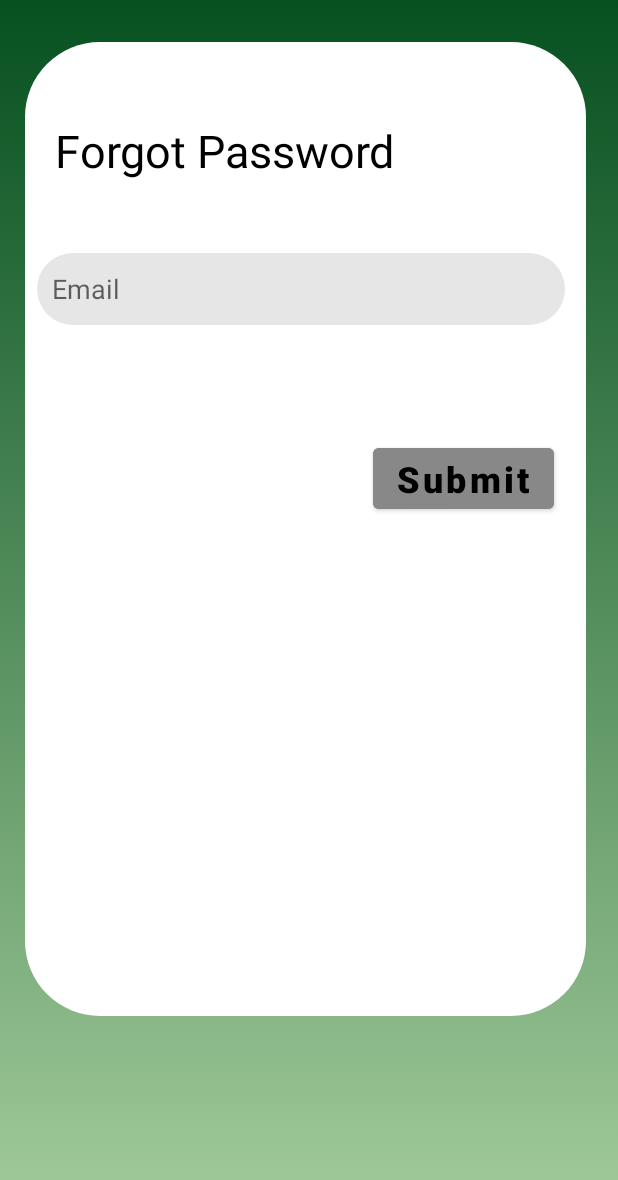
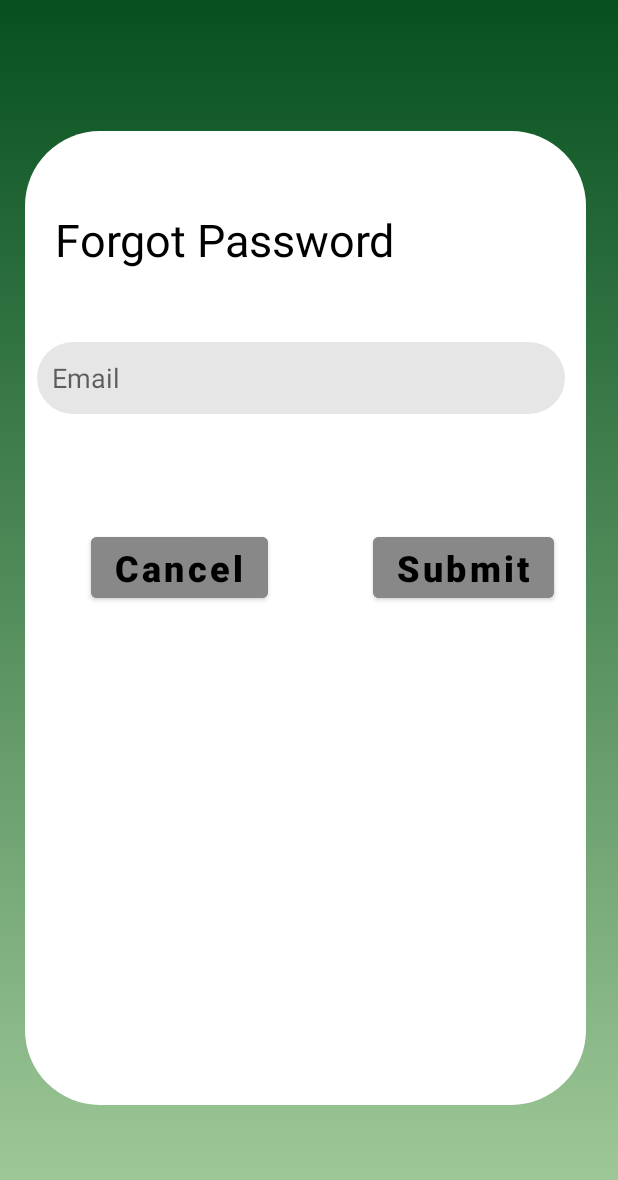
Before and after one commit to TeaPlucking/leaftrace, an Android app: the forgotPasswordActivity screen opened directly, with no data from a screen before it, on a phone screen of 412 x 824 dp. Shown: the top 1180 px of the screen. Run offline under Robolectric (Android 15) with nearby library versions, the phone set to English and light mode, and no system bars; our stand-ins replace Firebase (no records; nobody signed in at launch, a user with empty details on screens opened directly); Roboto replaces fonts that are not available here.

Commit message:
Reset password
set the the reset link to go to the email

```diff
--- a/app/src/main/AndroidManifest.xml
+++ b/app/src/main/AndroidManifest.xml
@@ -1,6 +1,7 @@
 <?xml version="1.0" encoding="utf-8"?>
 <manifest xmlns:android="http://schemas.android.com/apk/res/android"
     xmlns:tools="http://schemas.android.com/tools">
+    <uses-permission android:name="android.permission.INTERNET"/>
 
     <application
         android:allowBackup="true"
--- a/app/src/main/java/com/datapirates/leaftrace/forgotPasswordActivity.java
+++ b/app/src/main/java/com/datapirates/leaftrace/forgotPasswordActivity.java
@@ -1,23 +1,77 @@
 package com.datapirates.leaftrace;
 
+import androidx.annotation.NonNull;
 import androidx.appcompat.app.AppCompatActivity;
 
 import android.annotation.SuppressLint;
 import android.content.Intent;
 import android.os.Bundle;
+import android.text.TextUtils;
 import android.view.View;
+import android.widget.Button;
+import android.widget.EditText;
 import android.widget.ImageView;
+import android.widget.Toast;
+
+import com.google.android.gms.tasks.OnCompleteListener;
+import com.google.android.gms.tasks.Task;
+import com.google.firebase.Firebase;
+import com.google.firebase.auth.FirebaseAuth;
 
 public class forgotPasswordActivity extends AppCompatActivity {
 
+    EditText reset;
+    Button cancel, submit;
 
-    @SuppressLint("MissingInflatedId")
+
     @Override
     protected void onCreate(Bundle savedInstanceState) {
         super.onCreate(savedInstanceState);
         setContentView(R.layout.activity_forgot_password);
 
+        reset = findViewById(R.id.resetemail_input);
+        cancel = findViewById(R.id.cancelbtn);
+        submit = findViewById(R.id.submitbtn);
 
+        FirebaseAuth auth = FirebaseAuth.getInstance();
+
+        cancel.setOnClickListener(new View.OnClickListener() {
+            @Override
+            public void onClick(View v) {
+                login();
+            }
+        });
+
+        submit.setOnClickListener(new View.OnClickListener() {
+            @Override
+            public void onClick(View v) {
+
+                String email = reset.getText().toString();
+
+                if (TextUtils.isEmpty(email)) {
+                    Toast.makeText(getApplication(), "Enter your registered email id", Toast.LENGTH_SHORT).show();
+                    return;
+                }
+
+                auth.sendPasswordResetEmail(email).addOnCompleteListener(new OnCompleteListener<Void>() {
+                    @Override
+                    public void onComplete(@NonNull Task<Void> task) {
+                        if (task.isSuccessful()){
+                            Toast.makeText(forgotPasswordActivity.this, "Registration link send sucessfully. Check your email ", Toast.LENGTH_SHORT).show();
+                        }else {
+                            Toast.makeText(forgotPasswordActivity.this, "Failed to send the reset link", Toast.LENGTH_SHORT).show();
+                        }
+                    }
+                });
+            }
+        });
+
+
+    }
+
+    private void login() {
+        Intent intent = new Intent(this,loginScreenActivity.class);
+        startActivity(intent);
     }
 
 
--- a/app/src/main/res/layout/activity_forgot_password.xml
+++ b/app/src/main/res/layout/activity_forgot_password.xml
@@ -14,7 +14,7 @@
         android:layout_alignParentStart="true"
         android:layout_alignParentTop="true"
         android:layout_alignParentEnd="true"
-        android:layout_marginTop="28dp"
+        app:layout_constraintBottom_toBottomOf="parent"
         app:layout_constraintEnd_toEndOf="parent"
         app:layout_constraintHorizontal_bias="0.432"
         app:layout_constraintStart_toStartOf="parent"
@@ -22,7 +22,22 @@
         app:srcCompat="@drawable/white" />
 
     <Button
-        android:id="@+id/calbtn3"
+        android:id="@+id/cancelbtn"
+        android:layout_width="wrap_content"
+        android:layout_height="wrap_content"
+        android:layout_marginStart="44dp"
+        android:layout_marginTop="76dp"
+        android:backgroundTint="#888888"
+        android:text="Cancel"
+        android:textAllCaps="false"
+        android:textColor="#000000"
+        android:textSize="24sp"
+        android:textStyle="bold"
+        app:layout_constraintStart_toStartOf="@+id/imgageView5"
+        app:layout_constraintTop_toBottomOf="@+id/resetemail_input" />
+
+    <Button
+        android:id="@+id/submitbtn"
         android:layout_width="wrap_content"
         android:layout_height="wrap_content"
         android:layout_marginStart="232dp"
@@ -34,10 +49,10 @@
         android:textSize="24sp"
         android:textStyle="bold"
         app:layout_constraintStart_toStartOf="@+id/imgageView5"
-        app:layout_constraintTop_toBottomOf="@+id/editname2" />
+        app:layout_constraintTop_toBottomOf="@+id/resetemail_input" />
 
     <EditText
-        android:id="@+id/editname2"
+        android:id="@+id/resetemail_input"
         android:layout_width="352dp"
         android:layout_height="wrap_content"
         android:layout_marginStart="8dp"
@@ -45,7 +60,7 @@
         android:background="@drawable/round_btn"
         android:ems="10"
         android:hint="Email"
-        android:inputType="textPersonName"
+        android:inputType="textEmailAddress"
         android:minHeight="48dp"
         android:paddingLeft="10dp"
         android:textColor="#000000"
```
